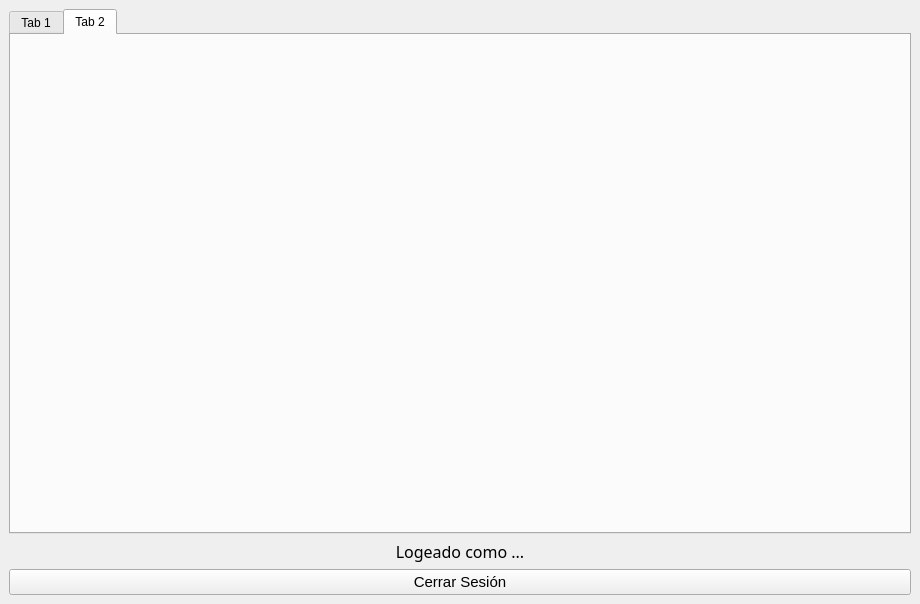
Above: designer/systemadmin.ui from LeonelScalise/EDDYPOO-REY_V2.0 before the change. Below: the same form after it.
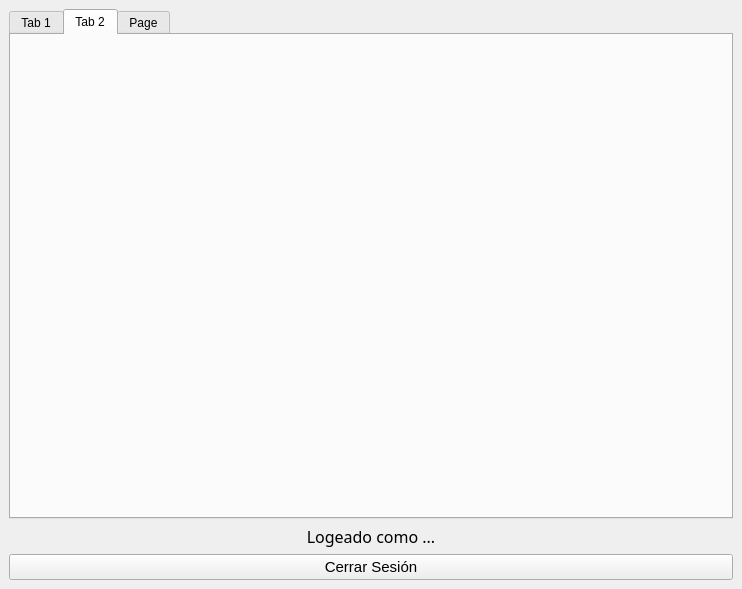
That is the form after the change. The open tabs and pages were chosen to show the change.

Diff of the .ui file:
```diff
--- a/designer/systemadmin.ui
+++ b/designer/systemadmin.ui
@@ -6,8 +6,8 @@
    <rect>
     <x>0</x>
     <y>0</y>
-    <width>920</width>
-    <height>604</height>
+    <width>742</width>
+    <height>589</height>
    </rect>
   </property>
   <property name="windowTitle">
@@ -58,6 +58,11 @@
         <string>Tab 2</string>
        </attribute>
       </widget>
+      <widget class="QWidget" name="tab_3">
+       <attribute name="title">
+        <string>Page</string>
+       </attribute>
+      </widget>
      </widget>
     </item>
    </layout>
```
Left out of the diff: 2 changed lines with no effect on the pictures.
